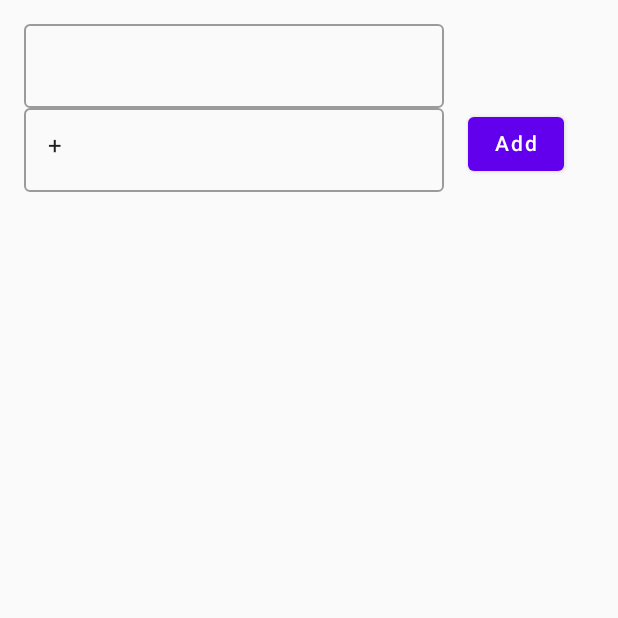
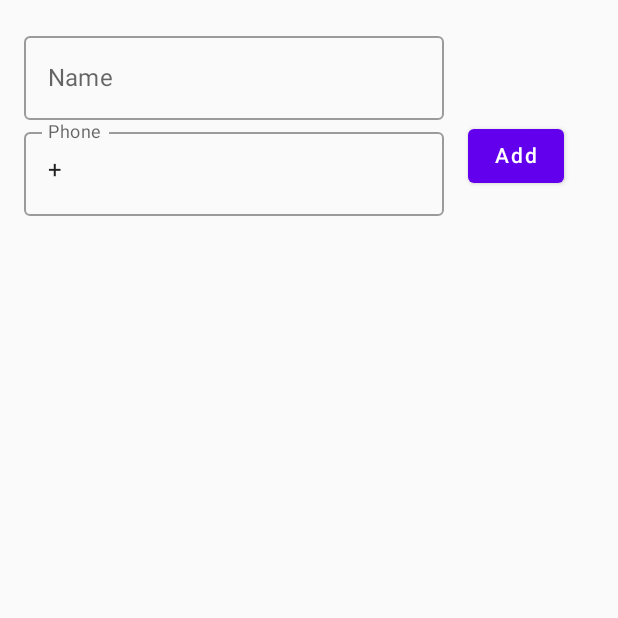
Before and after one commit to pavelfire/Dolganov_Lesson1, an Android app built with Jetpack Compose: the screen it shows after launch (MainActivity), on a phone screen of 412 x 824 dp, the top half of it. Run offline under Robolectric (Android 15) with nearby library versions, the phone set to English and light mode, and no system bars.

```diff
--- a/app/src/main/java/com/vk/directop/phonebookone/PersonScreen.kt
+++ b/app/src/main/java/com/vk/directop/phonebookone/PersonScreen.kt
@@ -40,6 +40,9 @@ fun PersonScreen(context: Context) {
             onValueChange = { text ->
                 name = text
             },
+            label = {
+                Text("Name")
+            }
         )
         Row(
             modifier = Modifier.fillMaxWidth()
@@ -51,6 +54,9 @@ fun PersonScreen(context: Context) {
                         phone = "+$it"
                     }
                 },
+                label = {
+                    Text("Phone")
+                }
             )
 
             Spacer(modifier = Modifier.width(16.dp))
@@ -80,6 +86,7 @@ fun PersonList(
         items(names) { currentName ->
             Text(
                 text = currentName.name,
+
                 modifier = Modifier
                     .fillMaxWidth()
                     .padding(8.dp)
```
